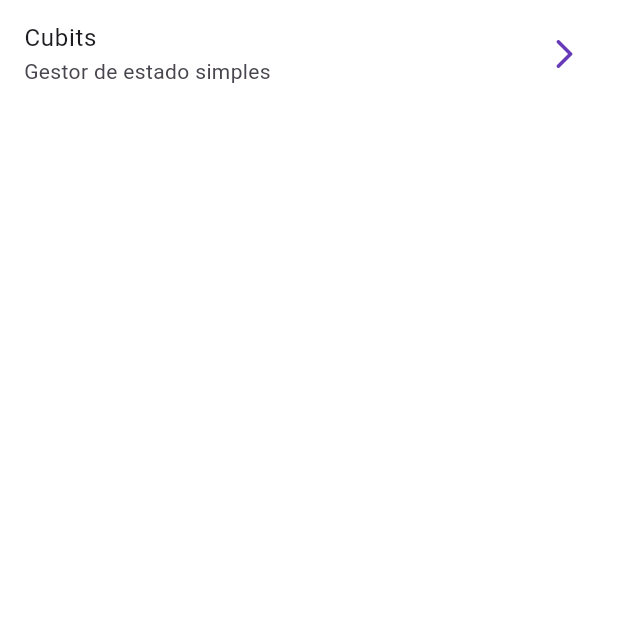
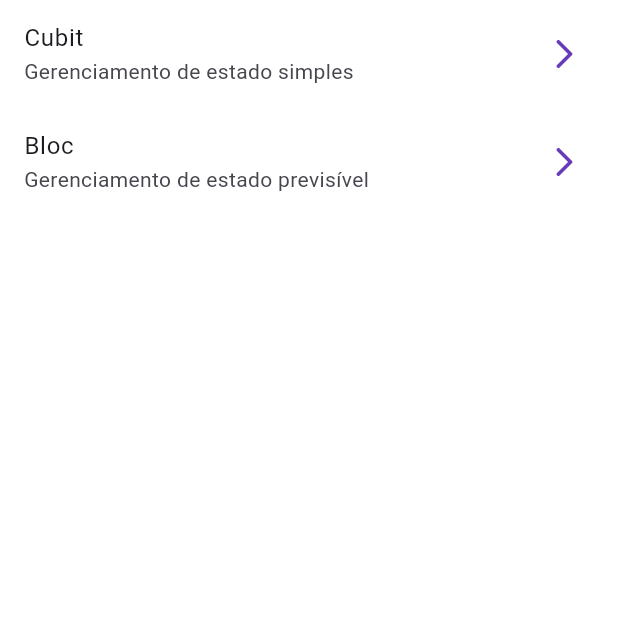
Before and after one commit to carlosxfelipe/flutter-formularios, a Flutter app: the screen it shows after launch, on a phone screen of 412 x 824 dp, the top half of it. Run offline on Flutter 3.47's test engine with Material 3 defaults, Android fonts, the phone set to English and light mode, and no system bars; our stand-ins replace equatable, flutter_bloc, go_router.

Commit message:
bloc screen

```diff
--- a/lib/config/router/app_router.dart
+++ b/lib/config/router/app_router.dart
@@ -7,7 +7,11 @@ final appRouter = GoRouter(routes: [
     builder: (context, state) => const HomeScreen(),
   ),
   GoRoute(
-    path: '/cubits',
+    path: '/cubit',
     builder: (context, state) => const CubitCounterScreen(),
+  ),
+  GoRoute(
+    path: '/bloc',
+    builder: (context, state) => const BlocCounterScreen(),
   )
 ]);
--- a/lib/presentation/screens/home_screen.dart
+++ b/lib/presentation/screens/home_screen.dart
@@ -10,10 +10,16 @@ class HomeScreen extends StatelessWidget {
       body: ListView(
         children: [
           ListTile(
-            title: const Text("Cubits"),
-            subtitle: const Text("Gestor de estado simples"),
+            title: const Text("Cubit"),
+            subtitle: const Text("Gerenciamento de estado simples"),
             trailing: const Icon(Icons.arrow_forward_ios_rounded),
-            onTap: () => context.push('/cubits'),
+            onTap: () => context.push('/cubit'),
+          ),
+          ListTile(
+            title: const Text("Bloc"),
+            subtitle: const Text("Gerenciamento de estado previsível"),
+            trailing: const Icon(Icons.arrow_forward_ios_rounded),
+            onTap: () => context.push('/bloc'),
           )
         ],
       ),
```
